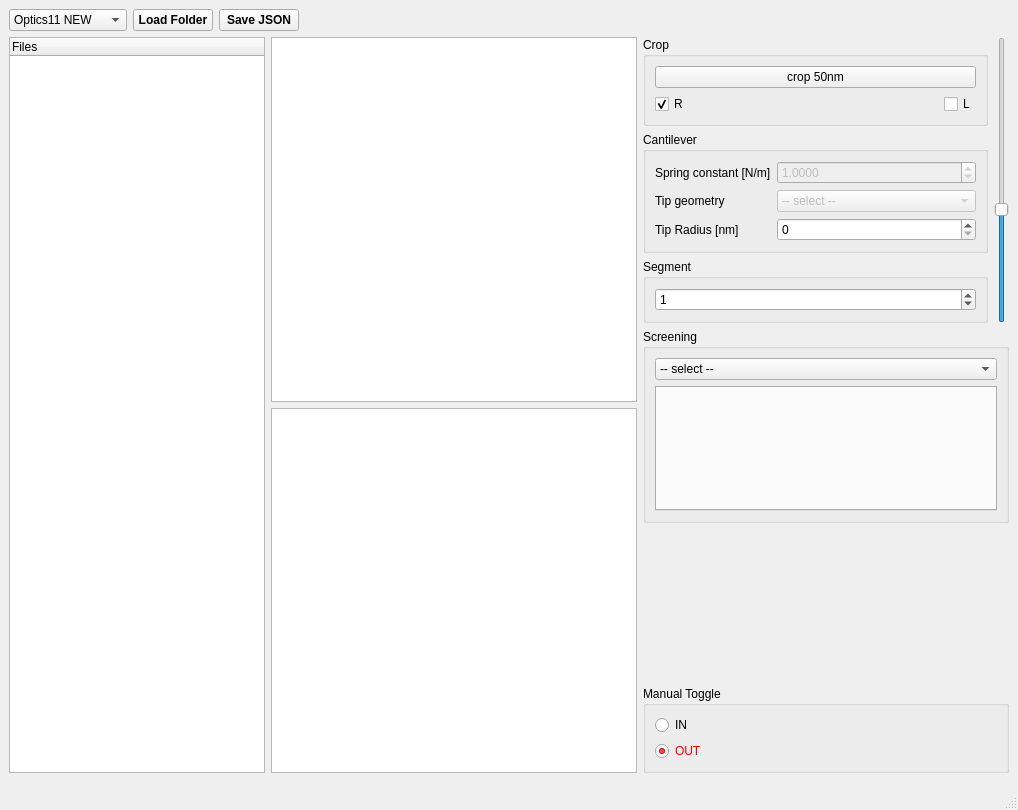
First picture: the form in preparation/prepare.ui, repository CellMechLab/NanoPrepare, before the edit.
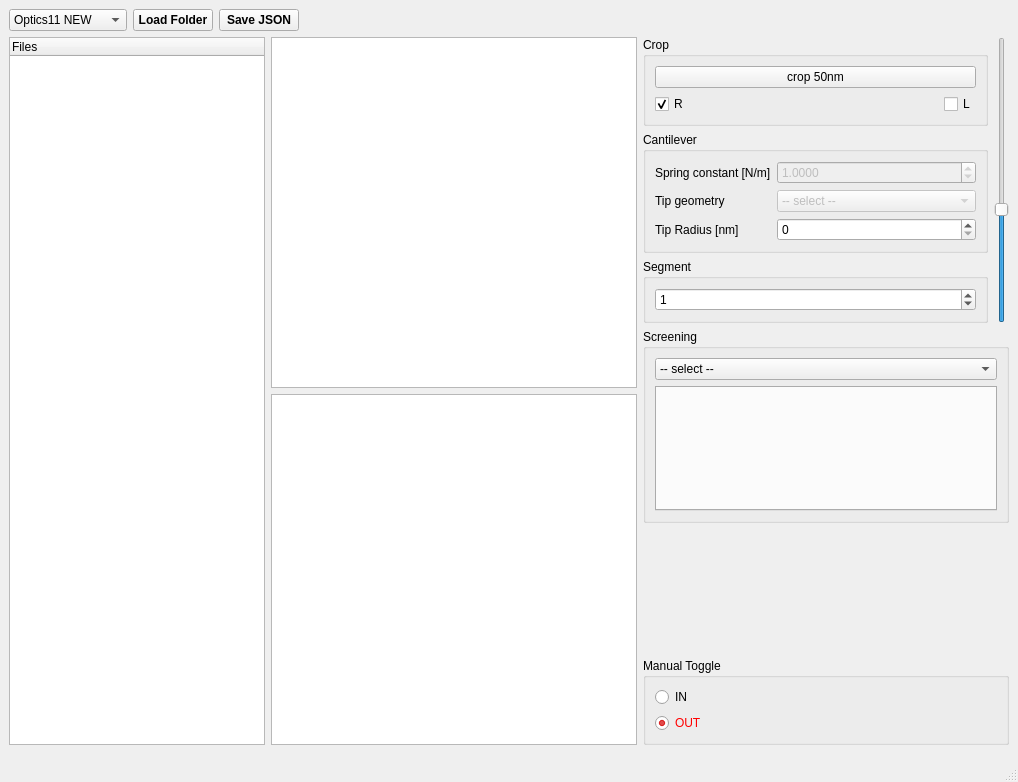
Second picture: the form after the edit. Icons and pictures are not drawn. Custom widgets are drawn as their Qt base class.

Diff of the .ui file:
```diff
--- a/preparation/prepare.ui
+++ b/preparation/prepare.ui
@@ -7,7 +7,7 @@
     <x>0</x>
     <y>0</y>
     <width>1018</width>
-    <height>810</height>
+    <height>782</height>
    </rect>
   </property>
   <property name="windowTitle">
@@ -102,6 +102,7 @@
         </property>
         <property name="font">
          <font>
+          <weight>50</weight>
           <italic>false</italic>
           <bold>false</bold>
          </font>
```
Left out of the diff: 7 changed lines with no effect on the pictures.
